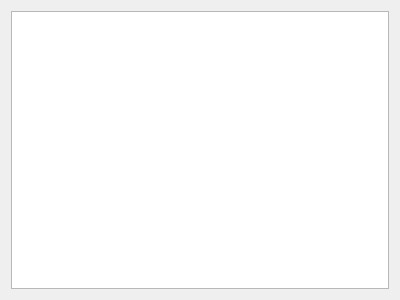
First picture: the form in src/gui/jobwidget.ui, repository Intellique/client, before the edit.
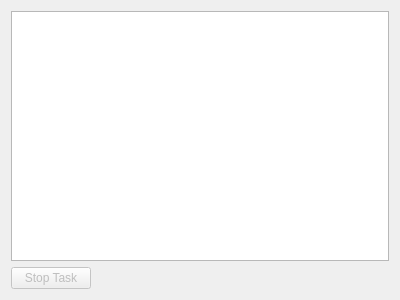
Second picture: the form after the edit. Icons and pictures are not drawn.

Commit message: Can stop task

What changed in the file:
```diff
--- a/src/gui/jobwidget.ui
+++ b/src/gui/jobwidget.ui
@@ -33,6 +33,36 @@
      </attribute>
     </widget>
    </item>
+   <item>
+    <layout class="QHBoxLayout" name="horizontalLayout">
+     <item>
+      <widget class="QPushButton" name="pshBttnStopTask">
+       <property name="enabled">
+        <bool>false</bool>
+       </property>
+       <property name="text">
+        <string>Stop Task</string>
+       </property>
+       <property name="icon">
+        <iconset theme="process-stop"/>
+       </property>
+      </widget>
+     </item>
+     <item>
+      <spacer name="horizontalSpacer">
+       <property name="orientation">
+        <enum>Qt::Horizontal</enum>
+       </property>
+       <property name="sizeHint" stdset="0">
+        <size>
+         <width>40</width>
+         <height>20</height>
+        </size>
+       </property>
+      </spacer>
+     </item>
+    </layout>
+   </item>
   </layout>
  </widget>
  <resources/>
```
The commit also changes 7 other files.
